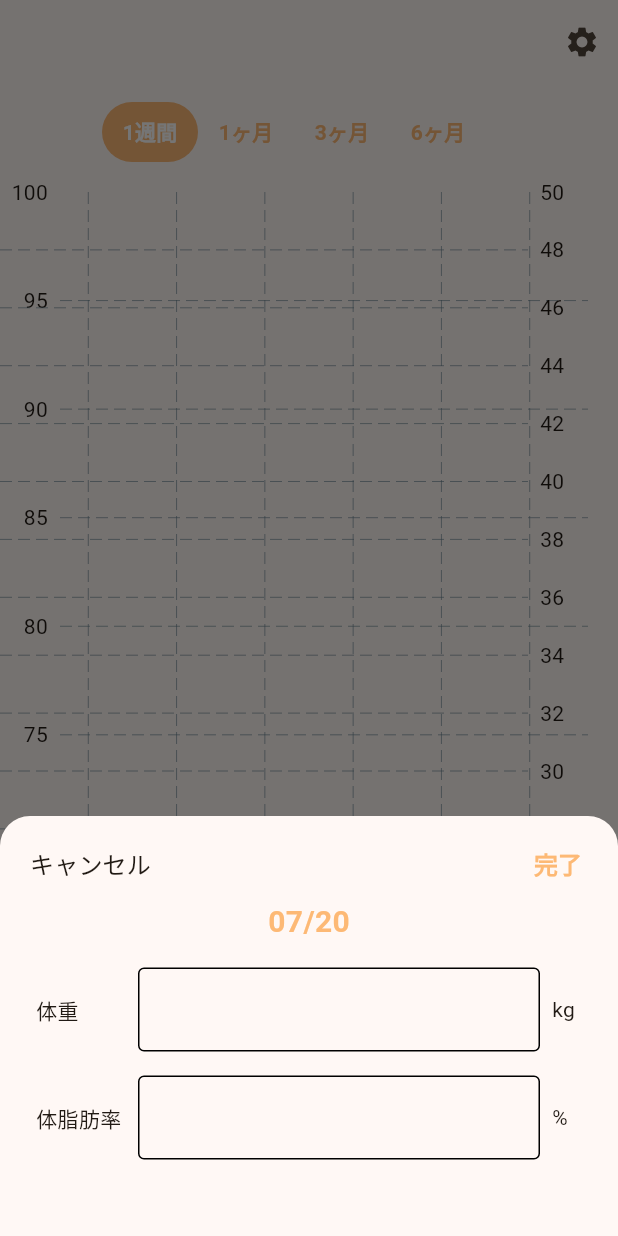
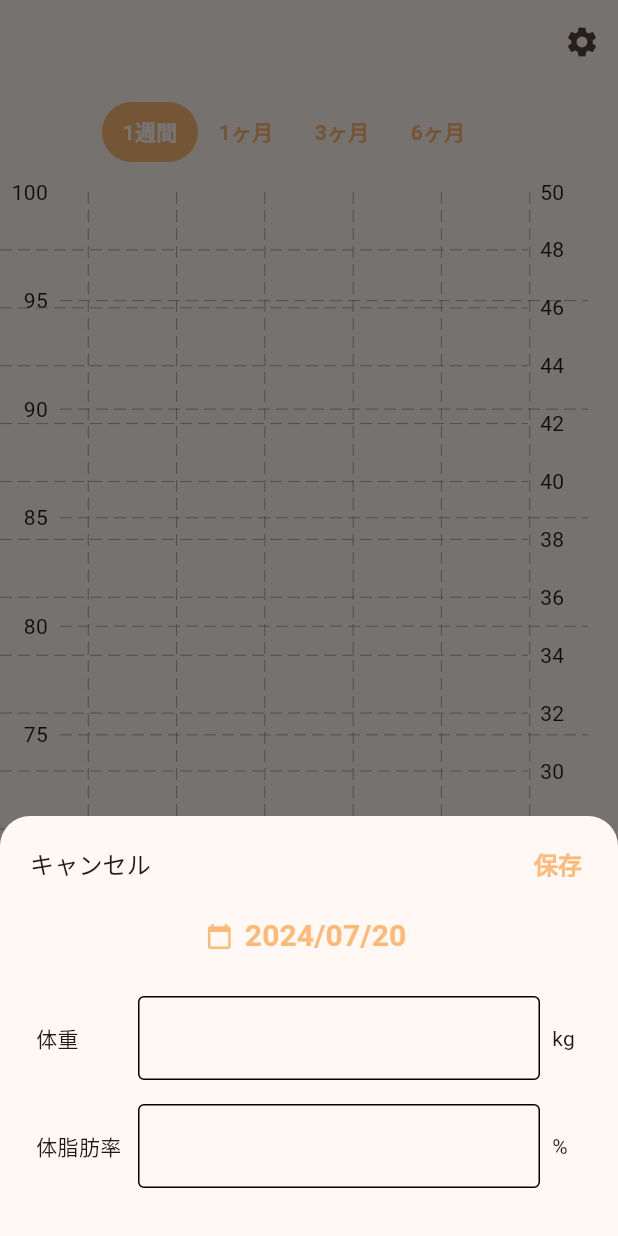
Before and after one commit to IkemotoNanako/moufu, a Flutter app: the screen it shows after launch, after a tap on the "add" icon, on a phone screen of 412 x 824 dp. Run offline on Flutter 3.47's test engine with Material 3 defaults, Android fonts, the phone set to English and light mode, and no system bars; our stand-ins replace flutter_riverpod, freezed_annotation, realm, riverpod_annotation; generated files the repository leaves out were written again.

Commit message:
feat: バグ修正

```diff
--- a/lib/infrastructure/providers/repository_providers.dart
+++ b/lib/infrastructure/providers/repository_providers.dart
@@ -16,5 +16,5 @@ RealmRepository realmRepository(RealmRepositoryRef ref) {
 
 @riverpod
 BodyDataRepository bodyDataRepository(BodyDataRepositoryRef ref) {
-  return BodyDataRepository();
+  return BodyDataRepository(ref.read(realmRepositoryProvider).realm);
 }
--- a/lib/infrastructure/repository/body_data_repository.dart
+++ b/lib/infrastructure/repository/body_data_repository.dart
@@ -3,8 +3,8 @@ import 'package:moufu/infrastructure/data/body_data.dart';
 import 'package:realm/realm.dart';
 
 class BodyDataRepository {
-  final _realm = Realm(Configuration.local(
-      [BodyWeightData.schema, BodyFatPercentageData.schema]));
+  final Realm _realm;
+  BodyDataRepository(this._realm);
 
   void saveBodyWeight(BodyWeightDataModel bodyDataModel) {
     _realm.write(() {
--- a/lib/ui/controller/can_slide_chart_controller.dart
+++ b/lib/ui/controller/can_slide_chart_controller.dart
@@ -10,9 +10,9 @@ class CanSlideChartController extends _$CanSlideChartController {
   @override
   CanSlideChartState build() {
     final bodyWeightDataList =
-        ref.read(getBodyDataUseCaseProvider).getBodyWeight();
+        ref.watch(getBodyDataUseCaseProvider).getBodyWeight();
     final bodyFatPercentageDataList =
-        ref.read(getBodyDataUseCaseProvider).getBodyFatPercentage();
+        ref.watch(getBodyDataUseCaseProvider).getBodyFatPercentage();
     return CanSlideChartState(
       bodyWeightData: bodyWeightDataList,
       bodyFatPercentageData: bodyFatPercentageDataList,
--- a/lib/ui/page/graph/add_modal.dart
+++ b/lib/ui/page/graph/add_modal.dart
@@ -1,15 +1,17 @@
 import 'package:flutter/material.dart';
+import 'package:flutter/services.dart';
+import 'package:flutter_riverpod/flutter_riverpod.dart';
 import 'package:intl/intl.dart';
+import 'package:moufu/ui/controller/add_modal_controller.dart';
 
-class AddModal extends StatelessWidget {
+class AddModal extends ConsumerWidget {
   const AddModal({super.key});
 
   @override
-  Widget build(BuildContext context) {
-    final TextEditingController bodyWeightController = TextEditingController();
-    final TextEditingController bodyFatPercentageController =
-        TextEditingController();
+  Widget build(BuildContext context, WidgetRef ref) {
     final themeScheme = Theme.of(context).colorScheme;
+    final state = ref.watch(addModalControllerProvider);
+    final notifier = ref.watch(addModalControllerProvider.notifier);
     return Container(
       height: 280,
       decoration: BoxDecoration(
@@ -39,9 +41,15 @@ class AddModal extends StatelessWidget {
                   ),
                 ),
                 TextButton(
-                  onPressed: () {},
+                  onPressed: () {
+                    if (notifier.bodyWeightController.text.isEmpty) {
+                      return;
+                    }
+                    notifier.saveData();
+                    Navigator.pop(context);
+                  },
                   child: Text(
-                    '完了',
+                    '保存',
                     style: TextStyle(
                       color: themeScheme.inversePrimary,
                       fontWeight: FontWeight.w900,
@@ -51,12 +59,30 @@ class AddModal extends StatelessWidget {
                 ),
               ],
             ),
-            Text(
-              DateFormat('MM/dd').format(DateTime.now()),
-              style: TextStyle(
+            TextButton.icon(
+              onPressed: () {
+                showDatePicker(
+                  context: context,
+                  initialDate: DateTime.now(),
+                  firstDate: DateTime(2020),
+                  lastDate: DateTime.now(),
+                ).then((value) {
+                  if (value != null) {
+                    notifier.changeDate(value);
+                  }
+                });
+              },
+              label: Text(
+                DateFormat('yyyy/MM/dd').format(state.date),
+                style: TextStyle(
+                  color: themeScheme.inversePrimary,
+                  fontSize: 20,
+                  fontWeight: FontWeight.bold,
+                ),
+              ),
+              icon: Icon(
+                Icons.calendar_today,
                 color: themeScheme.inversePrimary,
-                fontSize: 20,
-                fontWeight: FontWeight.bold,
               ),
             ),
             SizedBox.fromSize(size: const Size.fromHeight(8)),
@@ -69,8 +95,12 @@ class AddModal extends StatelessWidget {
                   Expanded(
                     child: TextFormField(
                       cursorColor: themeScheme.inversePrimary,
-                      controller: bodyWeightController,
+                      controller: notifier.bodyWeightController,
                       keyboardType: TextInputType.number,
+                      inputFormatters: <TextInputFormatter>[
+                        FilteringTextInputFormatter.allow(
+                            RegExp(r'^\d+(\.\d*)?')),
+                      ],
                       decoration: const InputDecoration(
                         focusedBorder: OutlineInputBorder(
                           borderSide: BorderSide(),
@@ -95,8 +125,12 @@ class AddModal extends StatelessWidget {
                   Expanded(
                     child: TextFormField(
                       cursorColor: themeScheme.inversePrimary,
-                      controller: bodyFatPercentageController,
+                      controller: notifier.bodyFatPercentageController,
                       keyboardType: TextInputType.number,
+                      inputFormatters: <TextInputFormatter>[
+                        FilteringTextInputFormatter.allow(
+                            RegExp(r'^\d+(\.\d*)?')),
+                      ],
                       decoration: const InputDecoration(
                         focusedBorder: OutlineInputBorder(
                           borderSide: BorderSide(),
--- a/lib/ui/page/graph/can_slide_chart.dart
+++ b/lib/ui/page/graph/can_slide_chart.dart
@@ -348,8 +348,8 @@ class _AverageBodyWeightGraph extends StatelessWidget {
           ),
         ),
         borderData: FlBorderData(show: false),
-        maxY: 80,
-        minY: 65,
+        maxY: ((state.latestWeight + 30) / 5).ceil() * 5,
+        minY: ((state.latestWeight - 10) / 5).ceil() * 5,
         baselineX: DateTime(
                 DateTime.now().year, DateTime.now().month, DateTime.now().day)
             .subtract(Duration(days: state.rangeType.range))
@@ -424,8 +424,8 @@ class _DailyBodyWeightGraph extends StatelessWidget {
           ),
         ),
         borderData: FlBorderData(show: false),
-        maxY: 80,
-        minY: 65,
+        maxY: ((state.latestWeight + 30) / 5).ceil() * 5,
+        minY: ((state.latestWeight - 10) / 5).ceil() * 5,
         baselineX: DateTime(
                 DateTime.now().year, DateTime.now().month, DateTime.now().day)
             .subtract(Duration(days: state.rangeType.range))
@@ -510,8 +510,8 @@ class _AverageBodyFatPercentageGraph extends StatelessWidget {
           ),
         ),
         borderData: FlBorderData(show: false),
-        maxY: 50,
-        minY: 15,
+        maxY: ((state.latestBodyFatPercentage + 20) / 5).ceil() * 5,
+        minY: ((state.latestBodyFatPercentage - 10) / 5).ceil() * 5,
         baselineX: DateTime(
                 DateTime.now().year, DateTime.now().month, DateTime.now().day)
             .subtract(Duration(days: state.rangeType.range))
@@ -587,8 +587,8 @@ class _DailyBodyFatPercentageGraph extends StatelessWidget {
           ),
         ),
         borderData: FlBorderData(show: false),
-        maxY: 50,
-        minY: 15,
+        maxY: ((state.latestBodyFatPercentage + 20) / 5).ceil() * 5,
+        minY: ((state.latestBodyFatPercentage - 10) / 5).ceil() * 5,
         baselineX: DateTime(
                 DateTime.now().year, DateTime.now().month, DateTime.now().day)
             .subtract(Duration(days: state.rangeType.range))
```
Also changed, not shown: lib/ui/controller/add_modal_controller.dart (+11 -7 lines).
